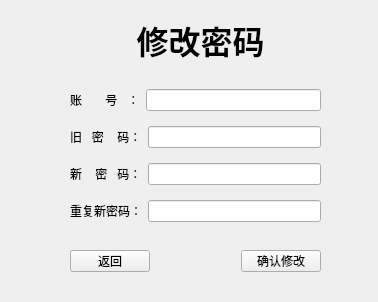
Above: src/chgpddialog.ui from PuLing0/sdu_Clanguage_Homework before the change. Below: the same form after it.
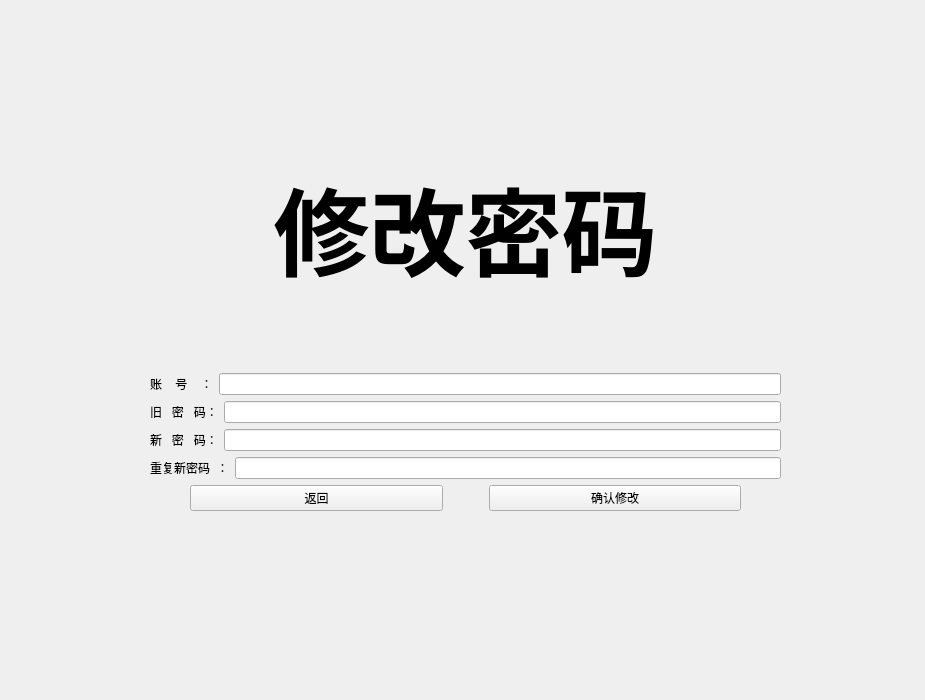
That is the form after the change.

Diff of the .ui file:
```diff
--- a/src/chgpddialog.ui
+++ b/src/chgpddialog.ui
@@ -6,45 +6,97 @@
    <rect>
     <x>0</x>
     <y>0</y>
-    <width>378</width>
-    <height>302</height>
+    <width>925</width>
+    <height>700</height>
    </rect>
   </property>
   <property name="windowTitle">
    <string>Form</string>
   </property>
-  <widget class="QLabel" name="label">
+  <widget class="QWidget" name="">
    <property name="geometry">
     <rect>
-     <x>70</x>
-     <y>10</y>
-     <width>261</width>
-     <height>61</height>
+     <x>150</x>
+     <y>130</y>
+     <width>631</width>
+     <height>381</height>
     </rect>
    </property>
+   <layout class="QGridLayout" name="gridLayout">
+    <item row="3" column="0">
+     <layout class="QHBoxLayout" name="horizontalLayout_5">
+      <item>
+       <spacer name="horizontalSpacer_3">
+        <property name="orientation">
+         <enum>Qt::Horizontal</enum>
+        </property>
+        <property name="sizeType">
+         <enum>QSizePolicy::Maximum</enum>
+        </property>
+        <property name="sizeHint" stdset="0">
+         <size>
+          <width>40</width>
+          <height>20</height>
+         </size>
+        </property>
+       </spacer>
+      </item>
+      <item>
+       <widget class="QPushButton" name="btn_back">
    <property name="text">
-    <string>&lt;html&gt;&lt;head/&gt;&lt;body&gt;&lt;p&gt;&lt;span style=&quot; font-size:24pt; font-weight:700;&quot;&gt;修改密码&lt;/span&gt;&lt;/p&gt;&lt;/body&gt;&lt;/html&gt;</string>
-   </property>
-   <property name="alignment">
-    <set>Qt::AlignCenter</set>
-   </property>
-  </widget>
-  <widget class="QWidget" name="layoutWidget">
-   <property name="geometry">
-    <rect>
-     <x>70</x>
-     <y>80</y>
-     <width>251</width>
-     <height>151</height>
-    </rect>
-   </property>
+         <string>返回</string>
+        </property>
+       </widget>
+      </item>
+      <item>
+       <spacer name="horizontalSpacer">
+        <property name="orientation">
+         <enum>Qt::Horizontal</enum>
+        </property>
+        <property name="sizeType">
+         <enum>QSizePolicy::Minimum</enum>
+        </property>
+        <property name="sizeHint" stdset="0">
+         <size>
+          <width>40</width>
+          <height>20</height>
+         </size>
+        </property>
+       </spacer>
+      </item>
+      <item>
+       <widget class="QPushButton" name="btn_chg">
+        <property name="text">
+         <string>确认修改</string>
+        </property>
+       </widget>
+      </item>
+      <item>
+       <spacer name="horizontalSpacer_2">
+        <property name="orientation">
+         <enum>Qt::Horizontal</enum>
+        </property>
+        <property name="sizeType">
+         <enum>QSizePolicy::Maximum</enum>
+        </property>
+        <property name="sizeHint" stdset="0">
+         <size>
+          <width>40</width>
+          <height>20</height>
+         </size>
+        </property>
+       </spacer>
+      </item>
+     </layout>
+    </item>
+    <item row="2" column="0">
    <layout class="QVBoxLayout" name="verticalLayout">
     <item>
      <layout class="QHBoxLayout" name="horizontalLayout">
       <item>
        <widget class="QLabel" name="label_2">
         <property name="text">
-         <string>账       号   ：</string>
+           <string>账    号    ：</string>
         </property>
        </widget>
       </item>
@@ -58,7 +110,7 @@
       <item>
        <widget class="QLabel" name="label_3">
         <property name="text">
-         <string>旧   密    码：</string>
+           <string>旧   密   码：</string>
         </property>
        </widget>
       </item>
@@ -72,7 +124,7 @@
       <item>
        <widget class="QLabel" name="label_4">
         <property name="text">
-         <string>新    密   码：</string>
+           <string>新   密   码：</string>
         </property>
        </widget>
       </item>
@@ -86,7 +138,7 @@
       <item>
        <widget class="QLabel" name="label_5">
         <property name="text">
-         <string>重复新密码：</string>
+           <string>重复新密码  ：</string>
         </property>
        </widget>
       </item>
@@ -96,44 +148,33 @@
      </layout>
     </item>
    </layout>
-  </widget>
-  <widget class="QWidget" name="layoutWidget">
-   <property name="geometry">
-    <rect>
-     <x>70</x>
-     <y>250</y>
-     <width>251</width>
-     <height>22</height>
-    </rect>
-   </property>
-   <layout class="QHBoxLayout" name="horizontalLayout_5">
-    <item>
-     <widget class="QPushButton" name="btn_back">
+    </item>
+    <item row="0" column="0">
+     <widget class="QLabel" name="label">
       <property name="text">
-       <string>返回</string>
+       <string>&lt;html&gt;&lt;head/&gt;&lt;body&gt;&lt;p&gt;&lt;span style=&quot; font-size:72pt; font-weight:700;&quot;&gt;修改密码&lt;/span&gt;&lt;/p&gt;&lt;/body&gt;&lt;/html&gt;</string>
+      </property>
+      <property name="alignment">
+       <set>Qt::AlignCenter</set>
       </property>
      </widget>
     </item>
-    <item>
-     <spacer name="horizontalSpacer">
+    <item row="1" column="0">
+     <spacer name="verticalSpacer">
       <property name="orientation">
-       <enum>Qt::Horizontal</enum>
+       <enum>Qt::Vertical</enum>
+      </property>
+      <property name="sizeType">
+       <enum>QSizePolicy::Minimum</enum>
       </property>
       <property name="sizeHint" stdset="0">
        <size>
-        <width>40</width>
-        <height>20</height>
+        <width>20</width>
+        <height>40</height>
        </size>
       </property>
      </spacer>
     </item>
-    <item>
-     <widget class="QPushButton" name="btn_chg">
-      <property name="text">
-       <string>确认修改</string>
-      </property>
-     </widget>
-    </item>
    </layout>
   </widget>
  </widget>
```
Lines whose indentation alone changed are shown as unchanged.
